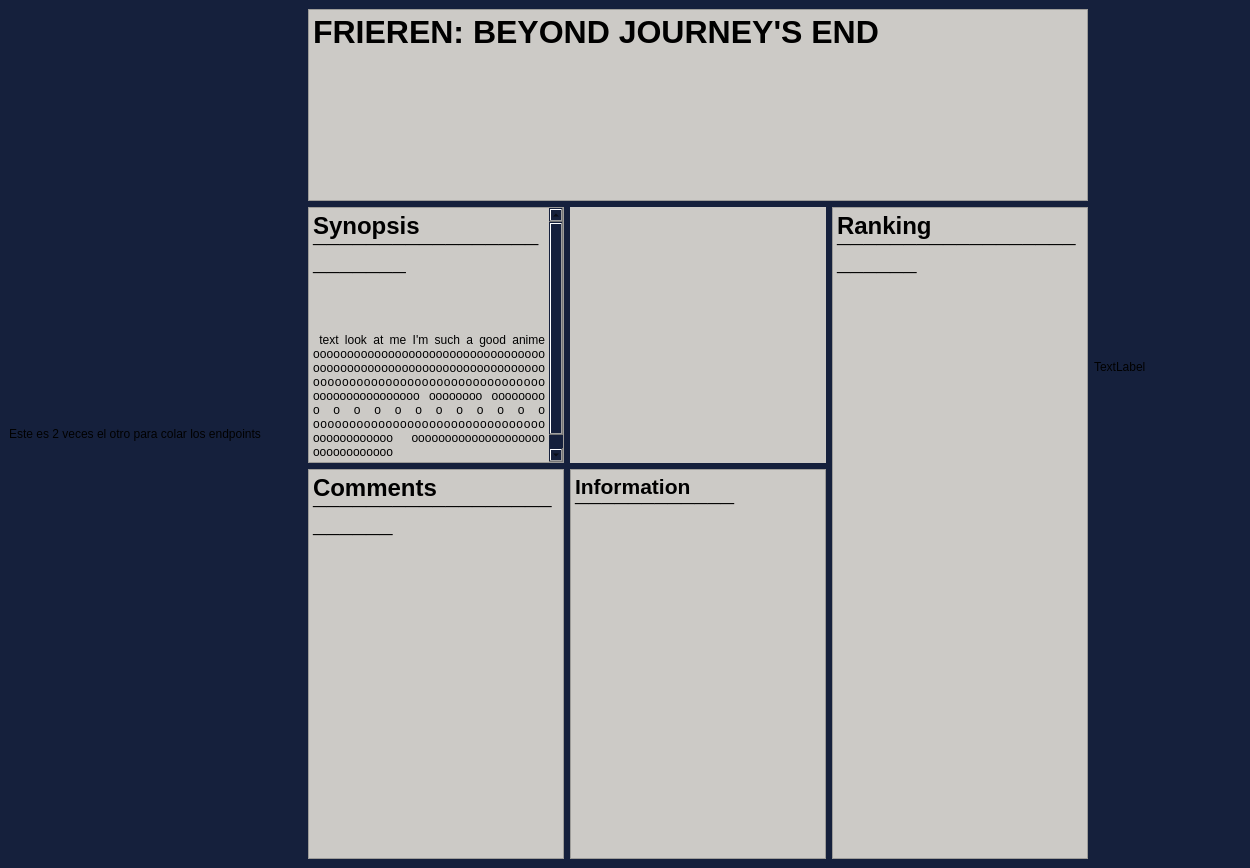
Before: the Qt Designer form Ui/animePage.ui in rmungar/PersistenciaDIN, drawn with Qt 5.
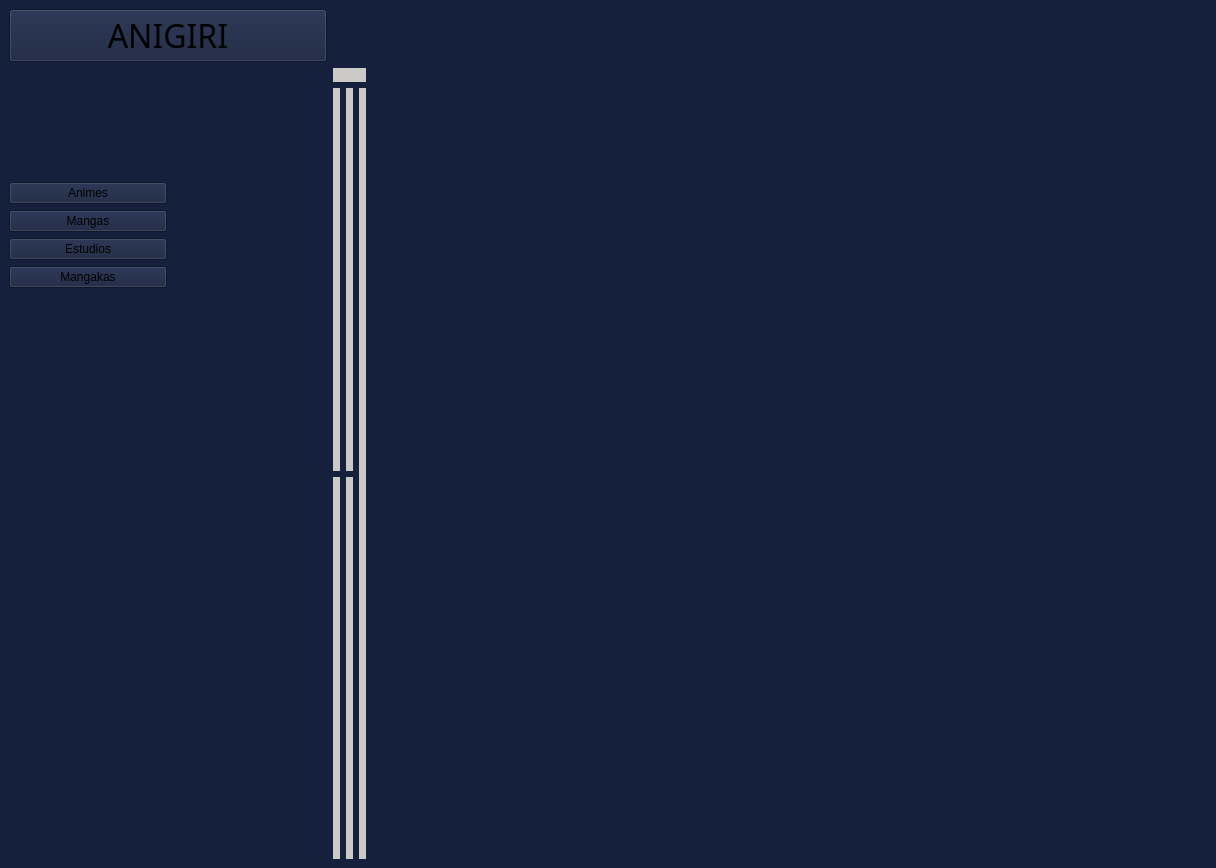
After: the same form once the commit is applied. Icons and pictures are not drawn.

Diff of the .ui file:
```diff
--- a/Ui/animePage.ui
+++ b/Ui/animePage.ui
@@ -6,7 +6,7 @@
    <rect>
     <x>0</x>
     <y>0</y>
-    <width>1250</width>
+    <width>1216</width>
     <height>868</height>
    </rect>
   </property>
@@ -16,55 +16,34 @@
   <property name="styleSheet">
    <string notr="true">background-color: #15203c</string>
   </property>
-  <widget class="QWidget" name="centralwidget">
+  <widget class="QWidget" name="contentwidget">
    <property name="sizePolicy">
     <sizepolicy hsizetype="Preferred" vsizetype="Preferred">
      <horstretch>0</horstretch>
      <verstretch>0</verstretch>
     </sizepolicy>
    </property>
-   <layout class="QVBoxLayout" name="verticalLayout">
-    <item>
-     <layout class="QGridLayout" name="gridLayout_2" rowstretch="1,0,0,0,0,0" columnstretch="2,0,0,0,0,1">
-      <item row="3" column="2" rowspan="3" colspan="2">
-       <widget class="QTextEdit" name="information">
+   <layout class="QGridLayout" name="gridLayout_4">
+    <item row="1" column="3">
+     <layout class="QGridLayout" name="gridContenido" rowstretch="1,0,0" columnstretch="0,0,0,0">
+      <item row="1" column="1">
+       <widget class="QLabel" name="placeholderimage">
         <property name="styleSheet">
          <string notr="true">background-color: #cccac6</string>
         </property>
-        <property name="html">
-         <string>&lt;!DOCTYPE HTML PUBLIC &quot;-//W3C//DTD HTML 4.0//EN&quot; &quot;http://www.w3.org/TR/REC-html40/strict.dtd&quot;&gt;
-&lt;html&gt;&lt;head&gt;&lt;meta name=&quot;qrichtext&quot; content=&quot;1&quot; /&gt;&lt;meta charset=&quot;utf-8&quot; /&gt;&lt;style type=&quot;text/css&quot;&gt;
-p, li { white-space: pre-wrap; }
-hr { height: 1px; border-width: 0; }
-li.unchecked::marker { content: &quot;\2610&quot;; }
-li.checked::marker { content: &quot;\2612&quot;; }
-&lt;/style&gt;&lt;/head&gt;&lt;body style=&quot; font-family:'Segoe UI'; font-size:9pt; font-weight:400; font-style:normal;&quot;&gt;
-&lt;p style=&quot; margin-top:0px; margin-bottom:0px; margin-left:0px; margin-right:0px; -qt-block-indent:0; text-indent:0px;&quot;&gt;&lt;span style=&quot; font-size:16pt; font-weight:700;&quot;&gt;Information&lt;/span&gt;&lt;/p&gt;
-&lt;p style=&quot; margin-top:0px; margin-bottom:0px; margin-left:0px; margin-right:0px; -qt-block-indent:0; text-indent:0px;&quot;&gt;&lt;a name=&quot;post-title-t3_li8zpf&quot;&gt;&lt;/a&gt;&lt;span style=&quot; font-family:'-apple-system','BlinkMacSystemFont','Segoe UI','Roboto','Helvetica Neue','Arial','Apple Color Emoji','Segoe UI Emoji','Segoe UI Symbol','sans-serif'; font-size:xx-large; font-weight:600; color:#000000;&quot;&gt;¯&lt;/span&gt;&lt;span style=&quot; font-family:'-apple-system','BlinkMacSystemFont','Segoe UI','Roboto','Helvetica Neue','Arial','Apple Color Emoji','Segoe UI Emoji','Segoe UI Symbol','sans-serif'; font-size:xx-large; font-weight:600; color:#000000;&quot;&gt;¯¯¯¯¯¯¯¯¯¯¯&lt;/span&gt;&lt;/p&gt;
-&lt;p style=&quot;-qt-paragraph-type:empty; margin-top:0px; margin-bottom:0px; margin-left:0px; margin-right:0px; -qt-block-indent:0; text-indent:0px;&quot;&gt;&lt;br /&gt;&lt;/p&gt;&lt;/body&gt;&lt;/html&gt;</string>
+        <property name="text">
+         <string/>
         </property>
-       </widget>
-      </item>
-      <item row="3" column="1" rowspan="3">
-       <widget class="QTextEdit" name="comments">
-        <property name="styleSheet">
-         <string notr="true">background-color: #cccac6</string>
+        <property name="pixmap">
+         <pixmap>../../../../kynrh/Downloads/FrierenImg.jpg</pixmap>
         </property>
-        <property name="html">
-         <string>&lt;!DOCTYPE HTML PUBLIC &quot;-//W3C//DTD HTML 4.0//EN&quot; &quot;http://www.w3.org/TR/REC-html40/strict.dtd&quot;&gt;
-&lt;html&gt;&lt;head&gt;&lt;meta name=&quot;qrichtext&quot; content=&quot;1&quot; /&gt;&lt;meta charset=&quot;utf-8&quot; /&gt;&lt;style type=&quot;text/css&quot;&gt;
-p, li { white-space: pre-wrap; }
-hr { height: 1px; border-width: 0; }
-li.unchecked::marker { content: &quot;\2610&quot;; }
-li.checked::marker { content: &quot;\2612&quot;; }
-&lt;/style&gt;&lt;/head&gt;&lt;body style=&quot; font-family:'Segoe UI'; font-size:9pt; font-weight:400; font-style:normal;&quot;&gt;
-&lt;p style=&quot; margin-top:0px; margin-bottom:0px; margin-left:0px; margin-right:0px; -qt-block-indent:0; text-indent:0px;&quot;&gt;&lt;span style=&quot; font-size:18pt; font-weight:700;&quot;&gt;Comments&lt;/span&gt;&lt;/p&gt;
-&lt;p style=&quot; margin-top:0px; margin-bottom:0px; margin-left:0px; margin-right:0px; -qt-block-indent:0; text-indent:0px;&quot;&gt;&lt;a name=&quot;post-title-t3_li8zpf&quot;&gt;&lt;/a&gt;&lt;span style=&quot; font-family:'-apple-system','BlinkMacSystemFont','Segoe UI','Roboto','Helvetica Neue','Arial','Apple Color Emoji','Segoe UI Emoji','Segoe UI Symbol','sans-serif'; font-size:xx-large; font-weight:600; color:#000000;&quot;&gt;¯&lt;/span&gt;&lt;span style=&quot; font-family:'-apple-system','BlinkMacSystemFont','Segoe UI','Roboto','Helvetica Neue','Arial','Apple Color Emoji','Segoe UI Emoji','Segoe UI Symbol','sans-serif'; font-size:xx-large; font-weight:600; color:#000000;&quot;&gt;¯¯¯¯¯¯¯¯¯¯¯¯&lt;/span&gt;&lt;a name=&quot;post-title-t3_li8zpf&quot;&gt;&lt;/a&gt;&lt;span style=&quot; font-family:'-apple-system','BlinkMacSystemFont','Segoe UI','Roboto','Helvetica Neue','Arial','Apple Color Emoji','Segoe UI Emoji','Segoe UI Symbol','sans-serif'; font-size:xx-large; font-weight:600; color:#000000;&quot;&gt;¯&lt;/span&gt;&lt;span style=&quot; font-family:'-apple-system','BlinkMacSystemFont','Segoe UI','Roboto','Helvetica Neue','Arial','Apple Color Emoji','Segoe UI Emoji','Segoe UI Symbol','sans-serif'; font-size:xx-large; font-weight:600; color:#000000;&quot;&gt;¯¯¯¯¯¯¯¯¯¯&lt;/span&gt;&lt;/p&gt;&lt;/body&gt;&lt;/html&gt;</string>
+        <property name="scaledContents">
+         <bool>true</bool>
         </property>
        </widget>
       </item>
-      <item row="0" column="1" colspan="4">
-       <widget class="QTextEdit" name="title">
+      <item row="0" column="0" colspan="3">
+       <widget class="QLabel" name="title">
         <property name="enabled">
          <bool>true</bool>
         </property>
@@ -80,7 +59,7 @@
         <property name="styleSheet">
          <string notr="true">background-color: #cccac6</string>
         </property>
-        <property name="html">
+        <property name="html" stdset="0">
          <string>&lt;!DOCTYPE HTML PUBLIC &quot;-//W3C//DTD HTML 4.0//EN&quot; &quot;http://www.w3.org/TR/REC-html40/strict.dtd&quot;&gt;
 &lt;html&gt;&lt;head&gt;&lt;meta name=&quot;qrichtext&quot; content=&quot;1&quot; /&gt;&lt;meta charset=&quot;utf-8&quot; /&gt;&lt;style type=&quot;text/css&quot;&gt;
 p, li { white-space: pre-wrap; }
@@ -92,19 +71,62 @@
         </property>
        </widget>
       </item>
-      <item row="0" column="5" rowspan="5">
-       <widget class="QLabel" name="label_2">
-        <property name="text">
-         <string>TextLabel</string>
+      <item row="1" column="3">
+       <spacer name="horizontalSpacer_2">
+        <property name="orientation">
+         <enum>Qt::Orientation::Horizontal</enum>
         </property>
+        <property name="sizeHint" stdset="0">
+         <size>
+          <width>40</width>
+          <height>20</height>
+         </size>
+        </property>
+       </spacer>
+      </item>
+      <item row="1" column="2" rowspan="2">
+       <widget class="QLabel" name="ranking">
+        <property name="styleSheet">
+         <string notr="true">background-color: #cccac6</string>
+        </property>
+        <property name="html" stdset="0">
+         <string>&lt;!DOCTYPE HTML PUBLIC &quot;-//W3C//DTD HTML 4.0//EN&quot; &quot;http://www.w3.org/TR/REC-html40/strict.dtd&quot;&gt;
+&lt;html&gt;&lt;head&gt;&lt;meta name=&quot;qrichtext&quot; content=&quot;1&quot; /&gt;&lt;meta charset=&quot;utf-8&quot; /&gt;&lt;style type=&quot;text/css&quot;&gt;
+p, li { white-space: pre-wrap; }
+hr { height: 1px; border-width: 0; }
+li.unchecked::marker { content: &quot;\2610&quot;; }
+li.checked::marker { content: &quot;\2612&quot;; }
+&lt;/style&gt;&lt;/head&gt;&lt;body style=&quot; font-family:'Segoe UI'; font-size:9pt; font-weight:400; font-style:normal;&quot;&gt;
+&lt;p style=&quot; margin-top:0px; margin-bottom:0px; margin-left:0px; margin-right:0px; -qt-block-indent:0; text-indent:0px;&quot;&gt;&lt;span style=&quot; font-size:18pt; font-weight:700;&quot;&gt;Ranking&lt;/span&gt;&lt;/p&gt;
+&lt;p style=&quot; margin-top:0px; margin-bottom:0px; margin-left:0px; margin-right:0px; -qt-block-indent:0; text-indent:0px;&quot;&gt;&lt;a name=&quot;post-title-t3_li8zpf&quot;&gt;&lt;/a&gt;&lt;span style=&quot; font-family:'-apple-system','BlinkMacSystemFont','Segoe UI','Roboto','Helvetica Neue','Arial','Apple Color Emoji','Segoe UI Emoji','Segoe UI Symbol','sans-serif'; font-size:xx-large; font-weight:600; color:#000000;&quot;&gt;¯&lt;/span&gt;&lt;span style=&quot; font-family:'-apple-system','BlinkMacSystemFont','Segoe UI','Roboto','Helvetica Neue','Arial','Apple Color Emoji','Segoe UI Emoji','Segoe UI Symbol','sans-serif'; font-size:xx-large; font-weight:600; color:#000000;&quot;&gt;¯¯¯¯¯¯¯¯¯¯¯¯&lt;/span&gt;&lt;a name=&quot;post-title-t3_li8zpf&quot;&gt;&lt;/a&gt;&lt;span style=&quot; font-family:'-apple-system','BlinkMacSystemFont','Segoe UI','Roboto','Helvetica Neue','Arial','Apple Color Emoji','Segoe UI Emoji','Segoe UI Symbol','sans-serif'; font-size:xx-large; font-weight:600; color:#000000;&quot;&gt;¯&lt;/span&gt;&lt;span style=&quot; font-family:'-apple-system','BlinkMacSystemFont','Segoe UI','Roboto','Helvetica Neue','Arial','Apple Color Emoji','Segoe UI Emoji','Segoe UI Symbol','sans-serif'; font-size:xx-large; font-weight:600; color:#000000;&quot;&gt;¯¯¯¯¯¯¯¯¯¯&lt;/span&gt;&lt;/p&gt;&lt;/body&gt;&lt;/html&gt;</string>
+        </property>
        </widget>
       </item>
-      <item row="1" column="1" rowspan="2">
-       <widget class="QTextEdit" name="synopsisvalue">
+      <item row="2" column="1">
+       <widget class="QLabel" name="information">
         <property name="styleSheet">
          <string notr="true">background-color: #cccac6</string>
         </property>
-        <property name="html">
+        <property name="html" stdset="0">
+         <string>&lt;!DOCTYPE HTML PUBLIC &quot;-//W3C//DTD HTML 4.0//EN&quot; &quot;http://www.w3.org/TR/REC-html40/strict.dtd&quot;&gt;
+&lt;html&gt;&lt;head&gt;&lt;meta name=&quot;qrichtext&quot; content=&quot;1&quot; /&gt;&lt;meta charset=&quot;utf-8&quot; /&gt;&lt;style type=&quot;text/css&quot;&gt;
+p, li { white-space: pre-wrap; }
+hr { height: 1px; border-width: 0; }
+li.unchecked::marker { content: &quot;\2610&quot;; }
+li.checked::marker { content: &quot;\2612&quot;; }
+&lt;/style&gt;&lt;/head&gt;&lt;body style=&quot; font-family:'Segoe UI'; font-size:9pt; font-weight:400; font-style:normal;&quot;&gt;
+&lt;p style=&quot; margin-top:0px; margin-bottom:0px; margin-left:0px; margin-right:0px; -qt-block-indent:0; text-indent:0px;&quot;&gt;&lt;span style=&quot; font-size:16pt; font-weight:700;&quot;&gt;Information&lt;/span&gt;&lt;/p&gt;
+&lt;p style=&quot; margin-top:0px; margin-bottom:0px; margin-left:0px; margin-right:0px; -qt-block-indent:0; text-indent:0px;&quot;&gt;&lt;a name=&quot;post-title-t3_li8zpf&quot;&gt;&lt;/a&gt;&lt;span style=&quot; font-family:'-apple-system','BlinkMacSystemFont','Segoe UI','Roboto','Helvetica Neue','Arial','Apple Color Emoji','Segoe UI Emoji','Segoe UI Symbol','sans-serif'; font-size:xx-large; font-weight:600; color:#000000;&quot;&gt;¯&lt;/span&gt;&lt;span style=&quot; font-family:'-apple-system','BlinkMacSystemFont','Segoe UI','Roboto','Helvetica Neue','Arial','Apple Color Emoji','Segoe UI Emoji','Segoe UI Symbol','sans-serif'; font-size:xx-large; font-weight:600; color:#000000;&quot;&gt;¯¯¯¯¯¯¯¯¯¯¯&lt;/span&gt;&lt;/p&gt;
+&lt;p style=&quot;-qt-paragraph-type:empty; margin-top:0px; margin-bottom:0px; margin-left:0px; margin-right:0px; -qt-block-indent:0; text-indent:0px;&quot;&gt;&lt;br /&gt;&lt;/p&gt;&lt;/body&gt;&lt;/html&gt;</string>
+        </property>
+       </widget>
+      </item>
+      <item row="1" column="0">
+       <widget class="QLabel" name="synopsisvalue">
+        <property name="styleSheet">
+         <string notr="true">background-color: #cccac6</string>
+        </property>
+        <property name="html" stdset="0">
          <string>&lt;!DOCTYPE HTML PUBLIC &quot;-//W3C//DTD HTML 4.0//EN&quot; &quot;http://www.w3.org/TR/REC-html40/strict.dtd&quot;&gt;
 &lt;html&gt;&lt;head&gt;&lt;meta name=&quot;qrichtext&quot; content=&quot;1&quot; /&gt;&lt;meta charset=&quot;utf-8&quot; /&gt;&lt;style type=&quot;text/css&quot;&gt;
 p, li { white-space: pre-wrap; }
@@ -120,12 +142,12 @@
         </property>
        </widget>
       </item>
-      <item row="1" column="4" rowspan="5">
-       <widget class="QTextEdit" name="ranking">
+      <item row="2" column="0">
+       <widget class="QLabel" name="comments">
         <property name="styleSheet">
          <string notr="true">background-color: #cccac6</string>
         </property>
-        <property name="html">
+        <property name="html" stdset="0">
          <string>&lt;!DOCTYPE HTML PUBLIC &quot;-//W3C//DTD HTML 4.0//EN&quot; &quot;http://www.w3.org/TR/REC-html40/strict.dtd&quot;&gt;
 &lt;html&gt;&lt;head&gt;&lt;meta name=&quot;qrichtext&quot; content=&quot;1&quot; /&gt;&lt;meta charset=&quot;utf-8&quot; /&gt;&lt;style type=&quot;text/css&quot;&gt;
 p, li { white-space: pre-wrap; }
@@ -133,36 +155,243 @@
 li.unchecked::marker { content: &quot;\2610&quot;; }
 li.checked::marker { content: &quot;\2612&quot;; }
 &lt;/style&gt;&lt;/head&gt;&lt;body style=&quot; font-family:'Segoe UI'; font-size:9pt; font-weight:400; font-style:normal;&quot;&gt;
-&lt;p style=&quot; margin-top:0px; margin-bottom:0px; margin-left:0px; margin-right:0px; -qt-block-indent:0; text-indent:0px;&quot;&gt;&lt;span style=&quot; font-size:18pt; font-weight:700;&quot;&gt;Ranking&lt;/span&gt;&lt;/p&gt;
+&lt;p style=&quot; margin-top:0px; margin-bottom:0px; margin-left:0px; margin-right:0px; -qt-block-indent:0; text-indent:0px;&quot;&gt;&lt;span style=&quot; font-size:18pt; font-weight:700;&quot;&gt;Comments&lt;/span&gt;&lt;/p&gt;
 &lt;p style=&quot; margin-top:0px; margin-bottom:0px; margin-left:0px; margin-right:0px; -qt-block-indent:0; text-indent:0px;&quot;&gt;&lt;a name=&quot;post-title-t3_li8zpf&quot;&gt;&lt;/a&gt;&lt;span style=&quot; font-family:'-apple-system','BlinkMacSystemFont','Segoe UI','Roboto','Helvetica Neue','Arial','Apple Color Emoji','Segoe UI Emoji','Segoe UI Symbol','sans-serif'; font-size:xx-large; font-weight:600; color:#000000;&quot;&gt;¯&lt;/span&gt;&lt;span style=&quot; font-family:'-apple-system','BlinkMacSystemFont','Segoe UI','Roboto','Helvetica Neue','Arial','Apple Color Emoji','Segoe UI Emoji','Segoe UI Symbol','sans-serif'; font-size:xx-large; font-weight:600; color:#000000;&quot;&gt;¯¯¯¯¯¯¯¯¯¯¯¯&lt;/span&gt;&lt;a name=&quot;post-title-t3_li8zpf&quot;&gt;&lt;/a&gt;&lt;span style=&quot; font-family:'-apple-system','BlinkMacSystemFont','Segoe UI','Roboto','Helvetica Neue','Arial','Apple Color Emoji','Segoe UI Emoji','Segoe UI Symbol','sans-serif'; font-size:xx-large; font-weight:600; color:#000000;&quot;&gt;¯&lt;/span&gt;&lt;span style=&quot; font-family:'-apple-system','BlinkMacSystemFont','Segoe UI','Roboto','Helvetica Neue','Arial','Apple Color Emoji','Segoe UI Emoji','Segoe UI Symbol','sans-serif'; font-size:xx-large; font-weight:600; color:#000000;&quot;&gt;¯¯¯¯¯¯¯¯¯¯&lt;/span&gt;&lt;/p&gt;&lt;/body&gt;&lt;/html&gt;</string>
         </property>
        </widget>
       </item>
-      <item row="1" column="2" rowspan="2" colspan="2">
-       <widget class="QLabel" name="placeholderimage">
-        <property name="styleSheet">
-         <string notr="true">background-color: #cccac6</string>
+     </layout>
+    </item>
+    <item row="1" column="1" colspan="2">
+     <layout class="QGridLayout" name="gridEndpoints">
+      <item row="7" column="0">
+       <spacer name="verticalSpacer_4">
+        <property name="orientation">
+         <enum>Qt::Orientation::Vertical</enum>
         </property>
+        <property name="sizeHint" stdset="0">
+         <size>
+          <width>20</width>
+          <height>40</height>
+         </size>
+        </property>
+       </spacer>
+      </item>
+      <item row="5" column="1">
+       <spacer name="horizontalSpacer_7">
+        <property name="orientation">
+         <enum>Qt::Orientation::Horizontal</enum>
+        </property>
+        <property name="sizeHint" stdset="0">
+         <size>
+          <width>40</width>
+          <height>20</height>
+         </size>
+        </property>
+       </spacer>
+      </item>
+      <item row="5" column="3">
+       <spacer name="horizontalSpacer_5">
+        <property name="orientation">
+         <enum>Qt::Orientation::Horizontal</enum>
+        </property>
+        <property name="sizeHint" stdset="0">
+         <size>
+          <width>40</width>
+          <height>20</height>
+         </size>
+        </property>
+       </spacer>
+      </item>
+      <item row="5" column="5">
+       <spacer name="horizontalSpacer_4">
+        <property name="orientation">
+         <enum>Qt::Orientation::Horizontal</enum>
+        </property>
+        <property name="sizeHint" stdset="0">
+         <size>
+          <width>40</width>
+          <height>20</height>
+         </size>
+        </property>
+       </spacer>
+      </item>
+      <item row="0" column="0">
+       <spacer name="verticalSpacer_2">
+        <property name="orientation">
+         <enum>Qt::Orientation::Vertical</enum>
+        </property>
+        <property name="sizeHint" stdset="0">
+         <size>
+          <width>20</width>
+          <height>40</height>
+         </size>
+        </property>
+       </spacer>
+      </item>
+      <item row="5" column="6">
+       <spacer name="horizontalSpacer_6">
+        <property name="orientation">
+         <enum>Qt::Orientation::Horizontal</enum>
+        </property>
+        <property name="sizeHint" stdset="0">
+         <size>
+          <width>40</width>
+          <height>20</height>
+         </size>
+        </property>
+       </spacer>
+      </item>
+      <item row="5" column="7">
+       <spacer name="horizontalSpacer_3">
+        <property name="orientation">
+         <enum>Qt::Orientation::Horizontal</enum>
+        </property>
+        <property name="sizeHint" stdset="0">
+         <size>
+          <width>40</width>
+          <height>20</height>
+         </size>
+        </property>
+       </spacer>
+      </item>
+      <item row="8" column="0">
+       <spacer name="verticalSpacer_3">
+        <property name="orientation">
+         <enum>Qt::Orientation::Vertical</enum>
+        </property>
+        <property name="sizeHint" stdset="0">
+         <size>
+          <width>20</width>
+          <height>40</height>
+         </size>
+        </property>
+       </spacer>
+      </item>
+      <item row="5" column="0">
+       <spacer name="verticalSpacer_6">
+        <property name="orientation">
+         <enum>Qt::Orientation::Vertical</enum>
+        </property>
+        <property name="sizeHint" stdset="0">
+         <size>
+          <width>20</width>
+          <height>40</height>
+         </size>
+        </property>
+       </spacer>
+      </item>
+      <item row="5" column="4">
+       <spacer name="horizontalSpacer_8">
+        <property name="orientation">
+         <enum>Qt::Orientation::Horizontal</enum>
+        </property>
+        <property name="sizeHint" stdset="0">
+         <size>
+          <width>40</width>
+          <height>20</height>
+         </size>
+        </property>
+       </spacer>
+      </item>
+      <item row="9" column="0">
+       <spacer name="verticalSpacer">
+        <property name="orientation">
+         <enum>Qt::Orientation::Vertical</enum>
+        </property>
+        <property name="sizeHint" stdset="0">
+         <size>
+          <width>20</width>
+          <height>40</height>
+         </size>
+        </property>
+       </spacer>
+      </item>
+      <item row="6" column="0">
+       <spacer name="verticalSpacer_5">
+        <property name="orientation">
+         <enum>Qt::Orientation::Vertical</enum>
+        </property>
+        <property name="sizeHint" stdset="0">
+         <size>
+          <width>20</width>
+          <height>40</height>
+         </size>
+        </property>
+       </spacer>
+      </item>
+      <item row="5" column="2">
+       <spacer name="horizontalSpacer_9">
+        <property name="orientation">
+         <enum>Qt::Orientation::Horizontal</enum>
+        </property>
+        <property name="sizeHint" stdset="0">
+         <size>
+          <width>40</width>
+          <height>20</height>
+         </size>
+        </property>
+       </spacer>
+      </item>
+      <item row="1" column="0" colspan="4">
+       <widget class="QPushButton" name="animeAPI">
         <property name="text">
-         <string/>
+         <string>Animes</string>
         </property>
-        <property name="pixmap">
-         <pixmap>../../../../kynrh/Downloads/FrierenImg.jpg</pixmap>
+       </widget>
+      </item>
+      <item row="2" column="0" colspan="4">
+       <widget class="QPushButton" name="mangaAPI">
+        <property name="text">
+         <string>Mangas</string>
         </property>
-        <property name="scaledContents">
-         <bool>true</bool>
+       </widget>
+      </item>
+      <item row="3" column="0" colspan="4">
+       <widget class="QPushButton" name="pushButton_4">
+        <property name="text">
+         <string>Estudios</string>
         </property>
        </widget>
       </item>
-      <item row="0" column="0" rowspan="6">
-       <widget class="QLabel" name="label">
+      <item row="4" column="0" colspan="4">
+       <widget class="QPushButton" name="pushButton_3">
         <property name="text">
-         <string>Este es 2 veces el otro para colar los endpoints</string>
+         <string>Mangakas</string>
         </property>
        </widget>
       </item>
      </layout>
     </item>
+    <item row="0" column="3">
+     <spacer name="horizontalSpacer">
+      <property name="orientation">
+       <enum>Qt::Orientation::Horizontal</enum>
+      </property>
+      <property name="sizeHint" stdset="0">
+       <size>
+        <width>40</width>
+        <height>20</height>
+       </size>
+      </property>
+     </spacer>
+    </item>
+    <item row="0" column="1" colspan="2">
+     <widget class="QPushButton" name="homeButton">
+      <property name="font">
+       <font>
+        <family>Pinky Show</family>
+        <pointsize>24</pointsize>
+       </font>
+      </property>
+      <property name="layoutDirection">
+       <enum>Qt::LayoutDirection::LeftToRight</enum>
+      </property>
+      <property name="text">
+       <string>ANIGIRI</string>
+      </property>
+     </widget>
+    </item>
    </layout>
   </widget>
  </widget>
```
